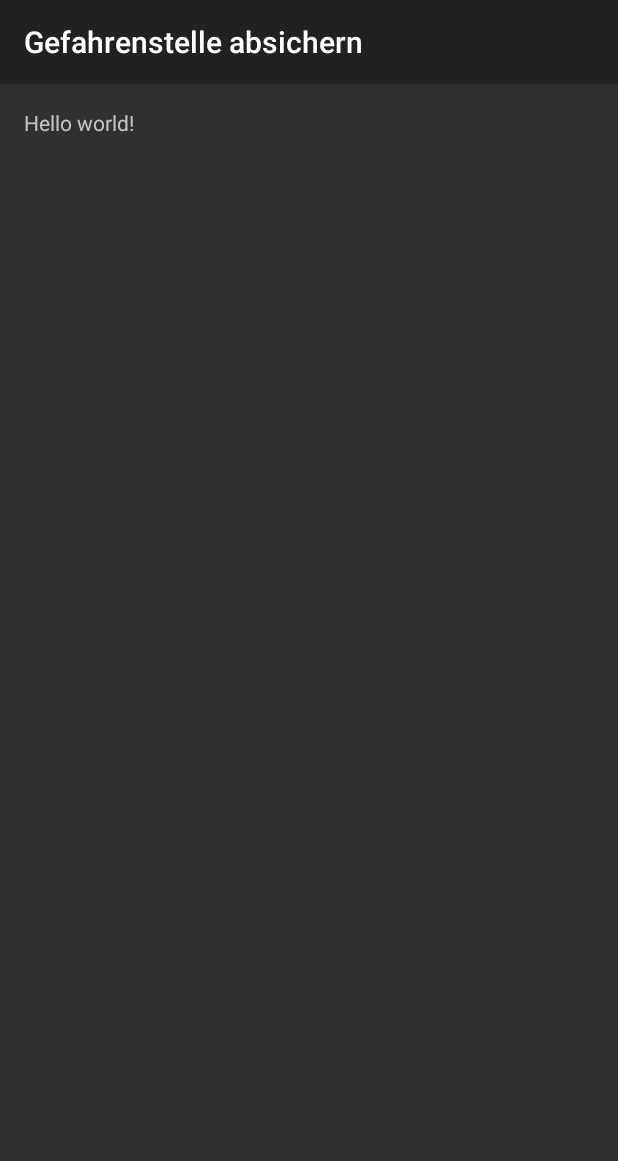
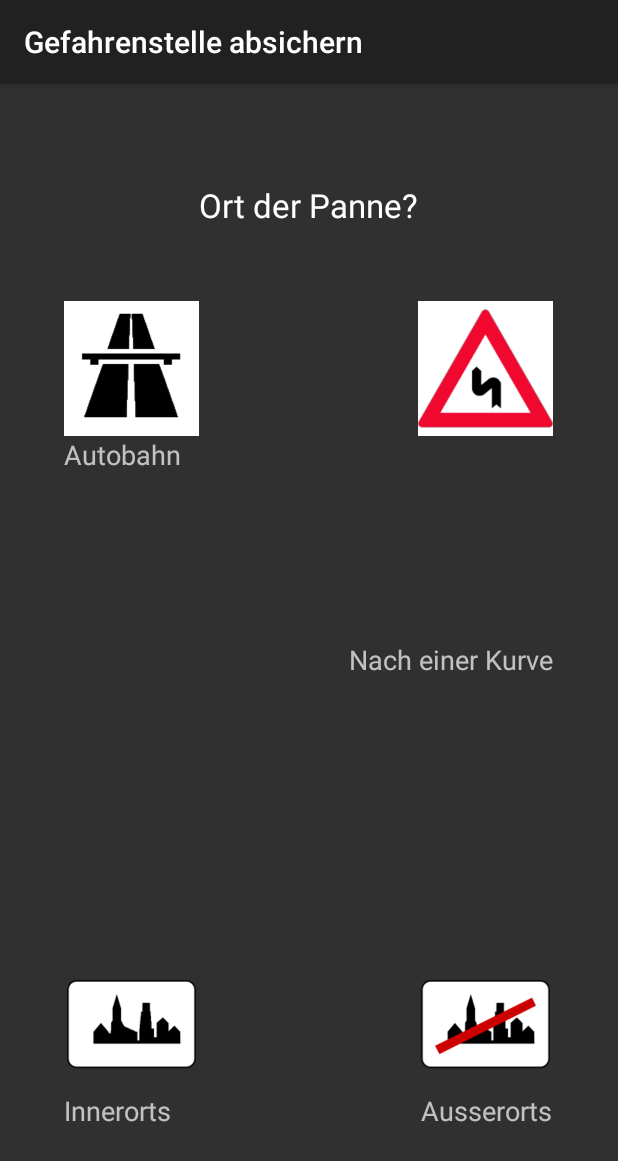
Before and after one commit to Gottschalk/2015B, an Android app: the GefahrenstelleAbsichern screen opened directly, with no data from a screen before it, on a phone screen of 412 x 824 dp. Shown: the top 1161 px of the screen. Run offline under Robolectric (Android 15) with nearby library versions, the phone set to English and light mode, and no system bars.

Commit message:
gefahrenstelle absichern

```diff
--- a/app/src/main/java/com/example/flo/myapplication/GefahrenstelleAbsichern.java
+++ b/app/src/main/java/com/example/flo/myapplication/GefahrenstelleAbsichern.java
@@ -1,9 +1,12 @@
 package com.example.flo.myapplication;
 
+import android.content.Intent;
 import android.os.Bundle;
 import android.support.v7.app.ActionBarActivity;
 import android.view.Menu;
 import android.view.MenuItem;
+import android.view.View;
+import android.widget.ImageButton;
 
 
 public class GefahrenstelleAbsichern extends ActionBarActivity {
@@ -12,6 +15,53 @@ public class GefahrenstelleAbsichern extends ActionBarActivity {
     protected void onCreate(Bundle savedInstanceState) {
         super.onCreate(savedInstanceState);
         setContentView(R.layout.activity_gefahrenstelle_absichern);
+
+        setupUI();
+    }
+
+    private void setupUI() {
+
+        final ImageButton autobahn = (ImageButton)findViewById(R.id.gefahrenstelle_absichern_autobahn_button);
+        ImageButton kurve = (ImageButton)findViewById(R.id.gefahrenstelle_absichern_kurve_button);
+        ImageButton innerorts = (ImageButton)findViewById(R.id.gefahrenstelle_absichern_innerorts_button);
+        ImageButton ausserorts = (ImageButton)findViewById(R.id.gefahrenstelle_absichern_aussererorts_button);
+
+        autobahn.setOnClickListener(new View.OnClickListener() {
+            @Override
+            public void onClick(View v) {
+                Intent intent = new Intent(GefahrenstelleAbsichern.this, GefahrenstelleAbsichernAnleitung.class);
+                intent.putExtra("Ort", "Autobahn");
+                startActivity(intent);
+            }
+        });
+
+        kurve.setOnClickListener(new View.OnClickListener() {
+            @Override
+            public void onClick(View v) {
+                Intent intent = new Intent(GefahrenstelleAbsichern.this, GefahrenstelleAbsichernAnleitung.class);
+                intent.putExtra("Ort", "Kurve");
+                startActivity(intent);
+            }
+        });
+
+        innerorts.setOnClickListener(new View.OnClickListener() {
+            @Override
+            public void onClick(View v) {
+                Intent intent = new Intent(GefahrenstelleAbsichern.this, GefahrenstelleAbsichernAnleitung.class);
+                intent.putExtra("Ort", "innerorts");
+                startActivity(intent);
+            }
+        });
+
+        ausserorts.setOnClickListener(new View.OnClickListener() {
+            @Override
+            public void onClick(View v) {
+                Intent intent = new Intent(GefahrenstelleAbsichern.this, GefahrenstelleAbsichernAnleitung.class);
+                intent.putExtra("Ort", "ausserorts");
+                startActivity(intent);
+            }
+        });
+
     }
 
 
--- a/app/src/main/res/layout/activity_gefahrenstelle_absichern.xml
+++ b/app/src/main/res/layout/activity_gefahrenstelle_absichern.xml
@@ -6,7 +6,91 @@
     android:paddingBottom="@dimen/activity_vertical_margin"
     tools:context="com.example.flo.myapplication.GefahrenstelleAbsichern">
 
-    <TextView android:text="@string/hello_world" android:layout_width="wrap_content"
-        android:layout_height="wrap_content" />
+    <TextView android:text="Ort der Panne?" android:layout_width="wrap_content"
+        android:layout_height="wrap_content"
+        android:layout_marginTop="50dp"
+        android:layout_alignParentTop="true"
+        android:layout_centerHorizontal="true"
+        android:textAppearance="?android:attr/textAppearanceLarge"
+        android:id="@+id/textView3" />
+
+    <ImageButton
+        android:layout_width="90dp"
+        android:layout_height="90dp"
+        android:id="@+id/gefahrenstelle_absichern_autobahn_button"
+        android:background="@drawable/ic_autobahn"
+        android:layout_marginTop="49dp"
+        android:layout_below="@+id/textView3"
+        android:layout_toLeftOf="@+id/textView3"
+        android:layout_toStartOf="@+id/textView3" />
+
+    <ImageButton
+        android:layout_width="90dp"
+        android:layout_height="90dp"
+        android:id="@+id/gefahrenstelle_absichern_kurve_button"
+        android:background="@drawable/ic_kurve"
+        android:layout_alignBottom="@+id/gefahrenstelle_absichern_autobahn_button"
+        android:layout_toRightOf="@+id/textView3"
+        android:layout_toEndOf="@+id/textView3" />
+
+    <ImageButton
+        android:layout_width="90dp"
+        android:layout_height="90dp"
+        android:id="@+id/gefahrenstelle_absichern_innerorts_button"
+        android:background="@drawable/ic_innerorts"
+        android:layout_alignParentBottom="true"
+        android:layout_alignLeft="@+id/gefahrenstelle_absichern_autobahn_button"
+        android:layout_alignStart="@+id/gefahrenstelle_absichern_autobahn_button"
+        android:layout_marginBottom="80dp" />
+
+    <ImageButton
+        android:layout_width="90dp"
+        android:layout_height="90dp"
+        android:id="@+id/gefahrenstelle_absichern_aussererorts_button"
+        android:background="@drawable/ic_ausserorts"
+        android:layout_alignBottom="@+id/gefahrenstelle_absichern_innerorts_button"
+        android:layout_toRightOf="@+id/textView3"
+        android:layout_toEndOf="@+id/textView3" />
+
+    <TextView
+        android:layout_width="wrap_content"
+        android:layout_height="wrap_content"
+        android:textAppearance="?android:attr/textAppearanceMedium"
+        android:text="Autobahn"
+        android:id="@+id/gefahrenstelle_absichern_autobahn_textview"
+        android:layout_below="@+id/gefahrenstelle_absichern_autobahn_button"
+        android:layout_alignLeft="@+id/gefahrenstelle_absichern_autobahn_button"
+        android:layout_alignStart="@+id/gefahrenstelle_absichern_autobahn_button" />
+
+    <TextView
+        android:layout_width="wrap_content"
+        android:layout_height="wrap_content"
+        android:textAppearance="?android:attr/textAppearanceMedium"
+        android:text="Nach einer Kurve"
+        android:id="@+id/gefahrenstelle_absichern_kurve_textview"
+        android:layout_centerVertical="true"
+        android:layout_alignRight="@+id/gefahrenstelle_absichern_kurve_button"
+        android:layout_alignEnd="@+id/gefahrenstelle_absichern_kurve_button" />
+
+    <TextView
+        android:layout_width="wrap_content"
+        android:layout_height="wrap_content"
+        android:textAppearance="?android:attr/textAppearanceMedium"
+        android:text="Innerorts"
+        android:id="@+id/gefahrenstelle_absichern_innerorts_textview"
+        android:layout_below="@+id/gefahrenstelle_absichern_aussererorts_button"
+        android:layout_alignLeft="@+id/gefahrenstelle_absichern_innerorts_button"
+        android:layout_alignStart="@+id/gefahrenstelle_absichern_innerorts_button" />
+
+    <TextView
+        android:layout_width="wrap_content"
+        android:layout_height="wrap_content"
+        android:textAppearance="?android:attr/textAppearanceMedium"
+        android:text="Ausserorts"
+        android:id="@+id/gefahrenstelle_absichern_ausserorts_textview"
+        android:layout_below="@+id/gefahrenstelle_absichern_aussererorts_button"
+        android:layout_alignRight="@+id/gefahrenstelle_absichern_aussererorts_button"
+        android:layout_alignEnd="@+id/gefahrenstelle_absichern_aussererorts_button" />
+
 
 </RelativeLayout>
--- a/app/src/main/res/values/strings.xml
+++ b/app/src/main/res/values/strings.xml
@@ -43,6 +43,9 @@
     <string name="title_activity_panne_dokumentieren_fullscreen_bild">
         PanneDokumentierenFullscreenBild
     </string>
+    <string name="title_activity_gefahrenstelle_absichern__anleitung">
+        GefahrenstelleAbsichern_Anleitung
+    </string>
 
 
 </resources>
```
Also changed, not shown: app/src/main/AndroidManifest.xml (+6 -2 lines), app/src/main/java/com/example/flo/myapplication/GefahrenstelleAbsichernAnleitung.java (added, +38 -0 lines), app/src/main/res/layout/activity_gefahrenstelle_absichern__anleitung.xml (added, +12 -0 lines), app/src/main/res/menu/menu_gefahrenstelle_absichern__anleitung.xml (added, +7 -0 lines), app/src/main/res/drawable/ic_ausserorts.png (added), app/src/main/res/drawable/ic_autobahn.png (added), app/src/main/res/drawable/ic_innerorts.png (added), app/src/main/res/drawable/ic_kurve.png (added).
